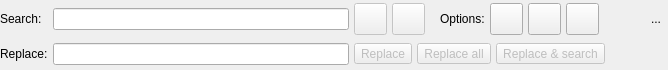
The window that libs/libgui/ui/widgets/searchreplacewidget.ui (pgmodeler/pgmodeler) describes before a commit, drawn with Qt 5.
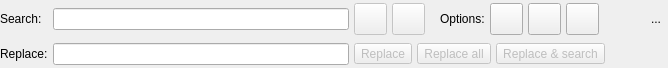
The same window after the commit. Icons and pictures are not drawn.

Commit message:
Added an integrated search/replace widget in NumberedTextEditor
Removed the search replace widget in SourceCodeWidget since that widget
is available in the text editor

Patch:
```diff
--- a/libs/libgui/ui/widgets/searchreplacewidget.ui
+++ b/libs/libgui/ui/widgets/searchreplacewidget.ui
@@ -7,11 +7,11 @@
     <x>0</x>
     <y>0</y>
     <width>668</width>
-    <height>70</height>
+    <height>68</height>
    </rect>
   </property>
   <property name="sizePolicy">
-   <sizepolicy hsizetype="Preferred" vsizetype="Preferred">
+   <sizepolicy hsizetype="Expanding" vsizetype="Fixed">
     <horstretch>0</horstretch>
     <verstretch>0</verstretch>
    </sizepolicy>
@@ -19,6 +19,12 @@
   <property name="windowTitle">
    <string>Form</string>
   </property>
+  <property name="autoFillBackground">
+   <bool>false</bool>
+  </property>
+  <property name="styleSheet">
+   <string notr="true"/>
+  </property>
   <layout class="QGridLayout" name="gridLayout">
    <property name="leftMargin">
     <number>0</number>
```
Left out of the diff: 20 changed lines with no effect on the pictures. The commit also changes 7 other files.
